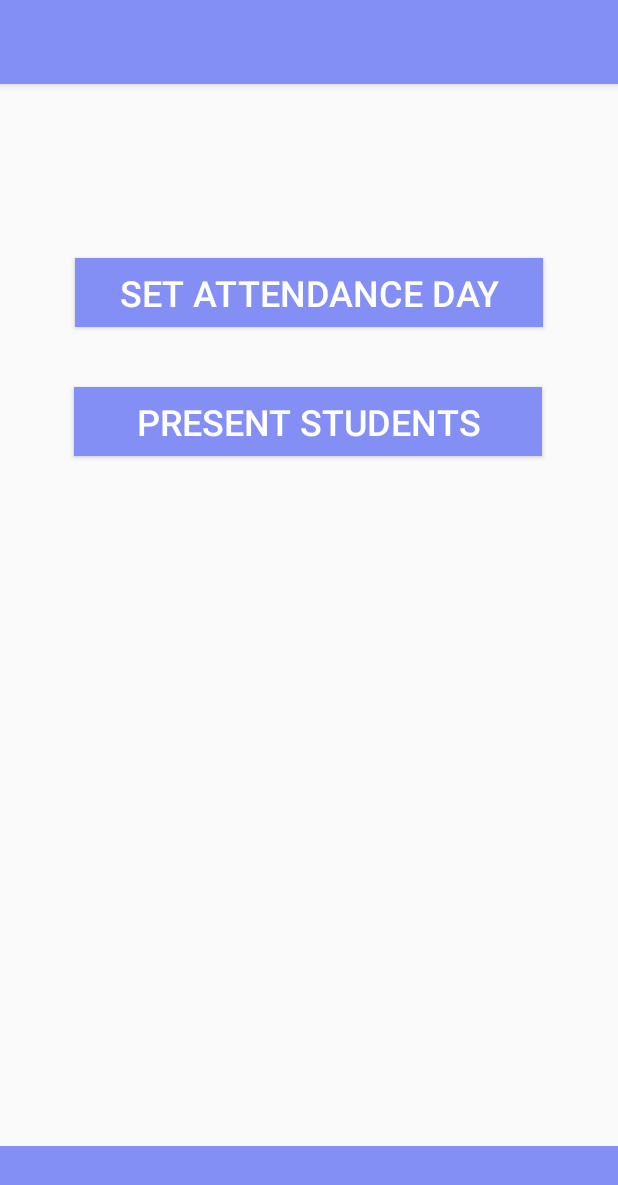
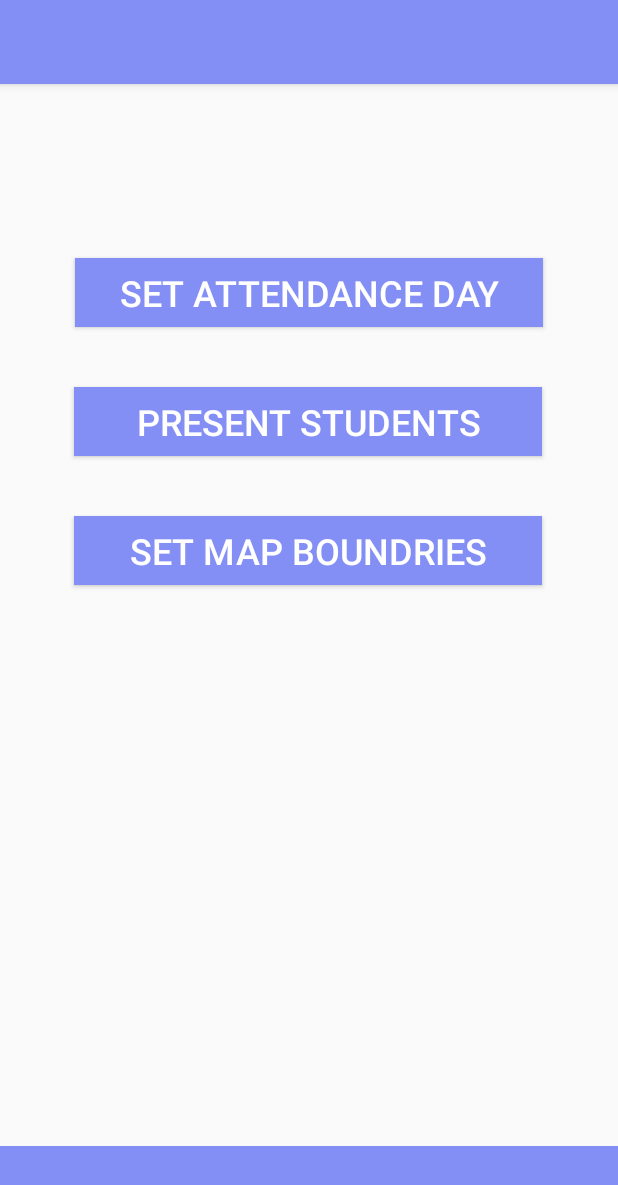
Before and after one commit to ksuhr1/CMPS115-Etendence, an Android app: the DayView screen opened directly, with no data from a screen before it, on a phone screen of 412 x 824 dp. Shown: the top 1185 px of the screen. Run offline under Robolectric (Android 15) with nearby library versions, the phone set to English and light mode, and no system bars; 2 statements that could not run were skipped.

Commit message:
created map view added map api key etc

```diff
--- a/app/build.gradle
+++ b/app/build.gradle
@@ -49,4 +49,5 @@ dependencies {
 
 
 
+
 apply plugin: 'com.google.gms.google-services'
--- a/app/src/main/java/ucsc/ettendance/DayView.java
+++ b/app/src/main/java/ucsc/ettendance/DayView.java
@@ -35,7 +35,7 @@ public class DayView extends AppCompatActivity {
             }
         });
 
-        //SET CODE BUTTON
+        //PRESENT STUDENTS BUTTON
         Button presentButton = findViewById(R.id.presentButton);
         presentButton.setOnClickListener(new View.OnClickListener()
         {
@@ -50,5 +50,20 @@ public class DayView extends AppCompatActivity {
             }
         });
 
+        //MAP BUTTON
+        Button mapButton = findViewById(R.id.mapButton);
+        mapButton.setOnClickListener(new View.OnClickListener()
+        {
+            @Override
+            public void onClick(View view)
+            {
+                Intent intent = new Intent(DayView.this, pMap.class);
+                intent.putExtra("day", day);
+                intent.putExtra("classCode", classCode);
+                startActivity(intent);
+
+            }
+        });
+
     }
 }
--- a/app/src/main/res/layout/activity_day_view.xml
+++ b/app/src/main/res/layout/activity_day_view.xml
@@ -67,6 +67,28 @@
         app:layout_constraintVertical_bias="0.275" />
 
     <Button
+        android:id="@+id/mapButton"
+        android:layout_width="312dp"
+        android:layout_height="46dp"
+        android:layout_alignParentLeft="true"
+        android:layout_alignParentStart="true"
+        android:layout_alignParentTop="true"
+        android:layout_marginBottom="8dp"
+        android:layout_marginEnd="8dp"
+        android:layout_marginStart="8dp"
+        android:layout_marginTop="8dp"
+        android:background="@drawable/bluebuttonback"
+        android:text="Set Map Boundries"
+        android:textColor="@android:color/white"
+        android:textSize="24sp"
+        app:layout_constraintBottom_toBottomOf="parent"
+        app:layout_constraintEnd_toEndOf="parent"
+        app:layout_constraintHorizontal_bias="0.493"
+        app:layout_constraintStart_toStartOf="parent"
+        app:layout_constraintTop_toTopOf="parent"
+        app:layout_constraintVertical_bias="0.397" />
+
+    <Button
         android:id="@+id/setCodeButon"
         android:layout_width="312dp"
         android:layout_height="46dp"
--- a/app/src/main/res/values/colors.xml
+++ b/app/src/main/res/values/colors.xml
@@ -4,7 +4,9 @@
     <color name="colorPrimaryDark">#7d976d </color>
     <color name="colorAccent">#7d976d</color>
     <color name="mintGreen">#b3d99d</color>
+    <color name="darkGreen">#687c5b</color>
     <color name="white">#ffffff</color>
     <color name="lightBlue">#848ff5</color>
     <color name="darkBlue">#6973cf</color>
+
 </resources>
--- a/app/src/main/res/values/strings.xml
+++ b/app/src/main/res/values/strings.xml
@@ -41,4 +41,5 @@
     <string name="btn_link_to_signup">Don\'t have an account, Signup !!</string>
     <string name="my_classes">My Classes</string>
     <string name="welcome">welcome</string>
+    <string name="title_activity_p_map">Map</string>
 </resources>
```
Also changed, not shown: app/src/debug/res/values/google_maps_api.xml (added, +24 -0 lines), app/src/main/AndroidManifest.xml (+33 -4 lines), app/src/main/res/drawable-mdpi/greengrad.xml (added, +8 -0 lines), app/src/main/res/layout/activity_my_classes.xml (+9 -13 lines), app/src/main/res/layout/activity_p_map.xml (added, +8 -0 lines), 1 other file.
